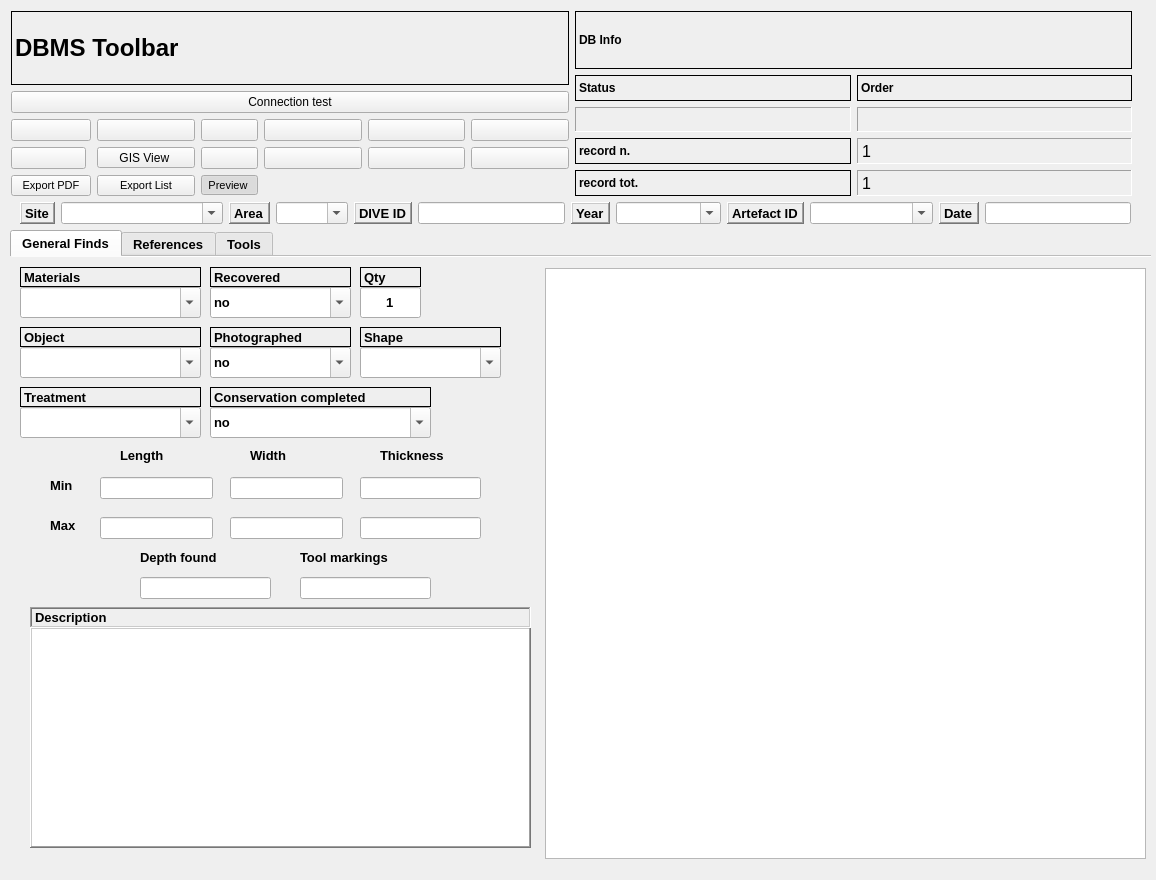
This is gui/ui/pyarchinit_ARTLOG_ui.ui in enzococca/HFF as Qt 5 draws it before an edit. The edited form follows.
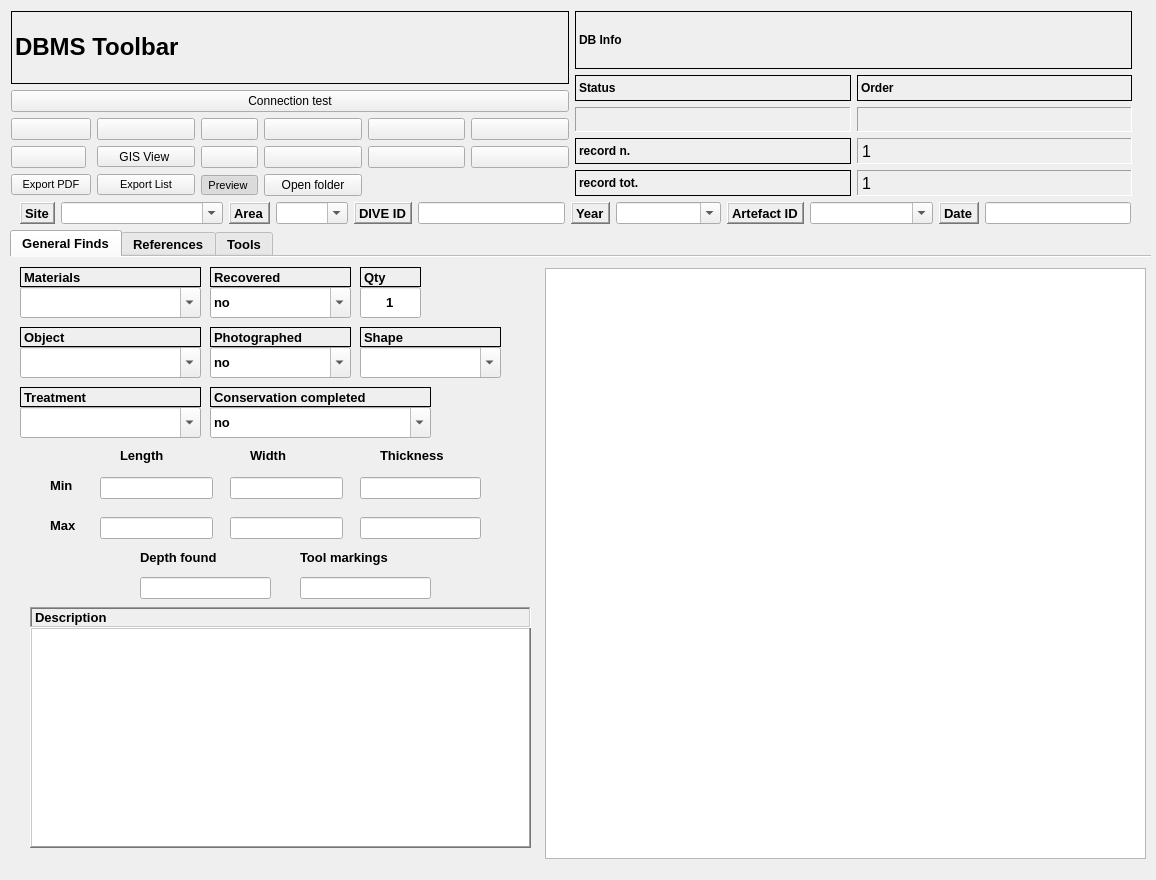
This is the edited form. Icons and pictures are not drawn. Custom widgets are drawn as their Qt base class.

The edit to the form file:
```diff
--- a/gui/ui/pyarchinit_ARTLOG_ui.ui
+++ b/gui/ui/pyarchinit_ARTLOG_ui.ui
@@ -1688,6 +1688,17 @@
         </property>
        </widget>
       </item>
+      <item row="2" column="5">
+       <widget class="QPushButton" name="pushButton_open_dir">
+        <property name="text">
+         <string>Open folder</string>
+        </property>
+        <property name="icon">
+         <iconset resource="../../resources/resources.qrc">
+          <normaloff>:/icons/directoryExp.png</normaloff>:/icons/directoryExp.png</iconset>
+        </property>
+       </widget>
+      </item>
      </layout>
     </item>
    </layout>
```
